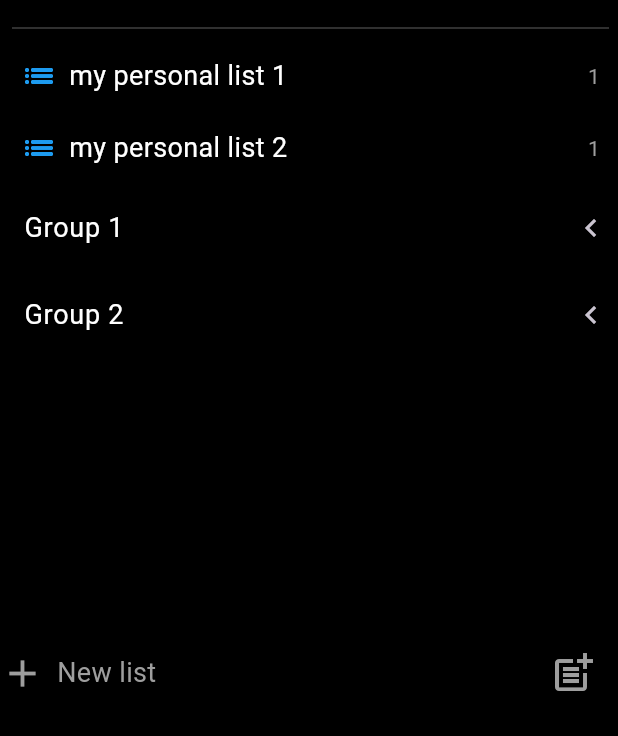
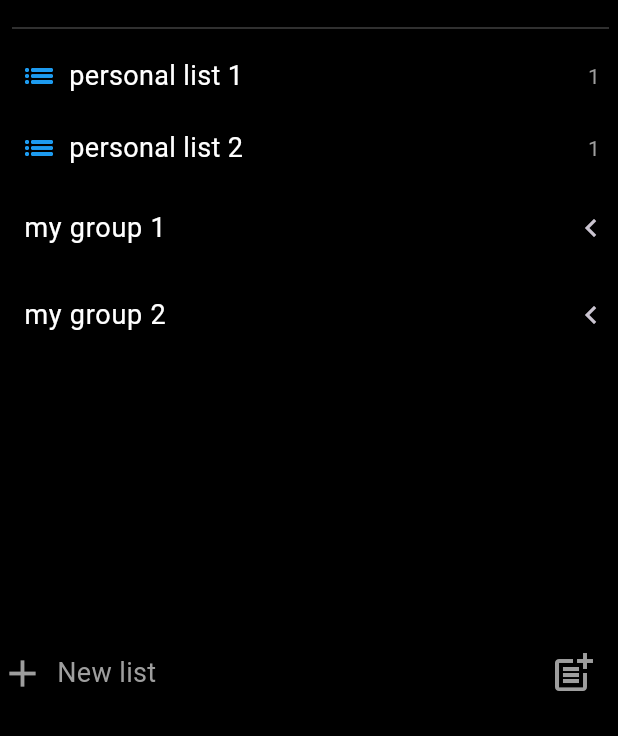
Before and after one commit to quangkyzzz/todo-app, a Flutter app: the screen it shows after launch, on a phone screen of 412 x 824 dp, the part 500-1236 px from its top. Run offline on Flutter 3.47's test engine with Material 3 defaults, Android fonts, the phone set to English and light mode, and no system bars.

Commit message:
immigrate taskList and group provider

```diff
--- a/lib/main.dart
+++ b/lib/main.dart
@@ -1,5 +1,7 @@
 import 'package:flutter/material.dart';
 import 'package:provider/provider.dart';
+import 'package:todo_app/provider/group_provider.dart';
+import 'package:todo_app/provider/task_list_provider.dart';
 import 'package:todo_app/provider/user_provider.dart';
 import 'package:todo_app/themes.dart';
 import 'package:todo_app/routes.dart';
@@ -14,8 +16,12 @@ class MyApp extends StatelessWidget {
   // This widget is the root of your application.
   @override
   Widget build(BuildContext context) {
-    return ChangeNotifierProvider(
-      create: (context) => UserProvider(),
+    return MultiProvider(
+      providers: [
+        ChangeNotifierProvider(create: (context) => UserProvider()),
+        ChangeNotifierProvider(create: (constext) => TaskListProvider()),
+        ChangeNotifierProvider(create: (context) => GroupProvider())
+      ],
       child: MaterialApp(
         debugShowCheckedModeBanner: false,
         theme: MyTheme.theme,
--- a/lib/models/group_model.dart
+++ b/lib/models/group_model.dart
@@ -1,15 +1,13 @@
-import 'package:flutter/foundation.dart';
 import 'dart:core';
 
 import 'package:todo_app/models/task_list_model.dart';
 
-@immutable
 class GroupModel {
   final String id;
-  final String groupName;
-  final List<TaskListModel>? taskLists;
+  String groupName;
+  List<TaskListModel>? taskLists;
 
-  const GroupModel({
+  GroupModel({
     required this.id,
     required this.groupName,
     this.taskLists,
--- a/lib/models/task_list_model.dart
+++ b/lib/models/task_list_model.dart
@@ -1,15 +1,13 @@
-import 'package:flutter/foundation.dart';
 import 'dart:core';
 
 import 'package:todo_app/models/task_model.dart';
 
-@immutable
 class TaskListModel {
   final String id;
-  final String listName;
-  final List<TaskModel>? taskList;
+  String listName;
+  List<TaskModel>? taskList;
 
-  const TaskListModel({
+  TaskListModel({
     required this.id,
     required this.listName,
     this.taskList,
--- a/lib/models/task_model.dart
+++ b/lib/models/task_model.dart
@@ -1,25 +1,23 @@
-import 'package:flutter/foundation.dart';
 import 'dart:core';
 
 import 'package:todo_app/models/step_model.dart';
 
-@immutable
 class TaskModel {
   final String id;
-  final String title;
-  final bool isCompleted;
-  final bool isImportant;
+  String title;
+  bool isCompleted;
+  bool isImportant;
   final DateTime createDate;
-  final List<StepModel>? stepList;
-  final DateTime? dueDate;
-  final DateTime? remindTime;
-  final String? repeatFrequency;
-  final String? filePath;
-  final String? note;
-  final String? backgroundImage;
-  final String? themeColor;
+  List<StepModel>? stepList;
+  DateTime? dueDate;
+  DateTime? remindTime;
+  String? repeatFrequency;
+  String? filePath;
+  String? note;
+  String? backgroundImage;
+  String? themeColor;
 
-  const TaskModel({
+  TaskModel({
     required this.id,
     required this.title,
     required this.isCompleted,
--- a/lib/models/user_model.dart
+++ b/lib/models/user_model.dart
@@ -1,15 +1,13 @@
-import 'package:flutter/foundation.dart';
 import 'dart:core';
 
-@immutable
 class UserModel {
   final String id;
-  final String userName;
-  final String userEmail;
+  String userName;
+  String userEmail;
   //final List<TaskListModel>? taskLists;
   //final List<GroupModel>? groups;
 
-  const UserModel({
+  UserModel({
     required this.id,
     required this.userName,
     required this.userEmail,
--- a/lib/presentation/home/home_page.dart
+++ b/lib/presentation/home/home_page.dart
@@ -3,8 +3,8 @@
 import 'package:flutter/material.dart';
 import 'package:provider/provider.dart';
 import 'package:todo_app/app_configs.dart';
-import 'package:todo_app/models/group_model.dart';
-import 'package:todo_app/models/task_list_model.dart';
+import 'package:todo_app/provider/group_provider.dart';
+import 'package:todo_app/provider/task_list_provider.dart';
 import 'package:todo_app/provider/user_provider.dart';
 import 'package:todo_app/themes.dart';
 import 'package:todo_app/routes.dart';
@@ -47,40 +47,40 @@ class _HomePageState extends State<HomePage> {
   @override
   Widget build(BuildContext context) {
     //fake data
-    List<TaskListModel> taskLists = [
-      TaskListModel(id: '1', listName: 'my personal list 1'),
-      TaskListModel(id: '1', listName: 'my personal list 2'),
-    ];
-    List<GroupModel> groups = const [
-      GroupModel(
-        id: '1',
-        groupName: 'Group 1',
-        taskLists: [
-          TaskListModel(
-            id: '1',
-            listName: 'my list 1',
-          ),
-          TaskListModel(
-            id: '2',
-            listName: 'my list 2',
-          ),
-        ],
-      ),
-      GroupModel(
-        id: '2',
-        groupName: 'Group 2',
-        taskLists: [
-          TaskListModel(
-            id: '1',
-            listName: 'my list 1',
-          ),
-          TaskListModel(
-            id: '2',
-            listName: 'my list 2',
-          ),
-        ],
-      ),
-    ];
+    // List<TaskListModel> taskLists = [
+    //   TaskListModel(id: '1', listName: 'my personal list 1'),
+    //   TaskListModel(id: '1', listName: 'my personal list 2'),
+    // ];
+    // List<GroupModel> groups = [
+    //   GroupModel(
+    //     id: '1',
+    //     groupName: 'Group 1',
+    //     taskLists: [
+    //       TaskListModel(
+    //         id: '1',
+    //         listName: 'my list 1',
+    //       ),
+    //       TaskListModel(
+    //         id: '2',
+    //         listName: 'my list 2',
+    //       ),
+    //     ],
+    //   ),
+    //   GroupModel(
+    //     id: '2',
+    //     groupName: 'Group 2',
+    //     taskLists: [
+    //       TaskListModel(
+    //         id: '1',
+    //         listName: 'my list 1',
+    //       ),
+    //       TaskListModel(
+    //         id: '2',
+    //         listName: 'my list 2',
+    //       ),
+    //     ],
+    //   ),
+    // ];
     //fake data
     List<Map<String, dynamic>> listHomeItem = [
       {
@@ -148,8 +148,10 @@ class _HomePageState extends State<HomePage> {
             ),
             MyTheme.dividerWhiteStyle,
             //personal list
-            Column(
-              children: taskLists.map((item) {
+            Consumer<TaskListProvider>(
+                builder: (context, taskListProvider, child) {
+              return Column(
+                children: taskListProvider.taskLists.map((item) {
                   return HomeItem(
                     text: item.listName,
                     icon: Icons.list_outlined,
@@ -160,13 +162,16 @@ class _HomePageState extends State<HomePage> {
                     },
                   );
                 }).toList(),
-            ),
+              );
+            }),
             //personal group
-            Column(
-              children: groups.map((item) {
+            Consumer<GroupProvider>(builder: (context, groupProvider, child) {
+              return Column(
+                children: groupProvider.groups.map((item) {
                   return HomeGroup(group: item);
                 }).toList(),
-            ),
+              );
+            }),
           ],
         ),
       ),
--- a/lib/presentation/task/my_day/my_day_page.dart
+++ b/lib/presentation/task/my_day/my_day_page.dart
@@ -72,10 +72,12 @@ class _MyDayPageState extends State<MyDayPage> {
             actions: const [
               PopupMenu(
                 toRemove: [
+                  'rename_list',
                   'reorder',
                   'turn_on_suggestions',
                   'duplicate_list',
                   'hide_completed_tasks',
+                  'delete_list'
                 ],
               )
             ],
--- a/lib/presentation/task/task_list/task_list_page.dart
+++ b/lib/presentation/task/task_list/task_list_page.dart
@@ -27,7 +27,7 @@ class _TaskListPageState extends State<TaskListPage> {
         isCompleted: false,
         isImportant: false,
         createDate: DateTime(2024, 6, 9),
-        stepList: const [
+        stepList: [
           StepModel(
             id: '1',
             stepName: 'step 1',
--- a/lib/presentation/user_profile/user_profile_page.dart
+++ b/lib/presentation/user_profile/user_profile_page.dart
@@ -14,7 +14,7 @@ class UserProfilePage extends StatefulWidget {
 }
 
 class _UserProfilePageState extends State<UserProfilePage> {
-  UserModel user = const UserModel(
+  UserModel user = UserModel(
     id: '1',
     userName: 'Quang Nguyễn',
     userEmail: 'quang.ndt@outlook.com',
--- a/lib/provider/group_provider.dart
+++ b/lib/provider/group_provider.dart
@@ -0,0 +1,46 @@
+import 'package:flutter/material.dart';
+import 'package:todo_app/models/group_model.dart';
+import 'package:todo_app/models/task_list_model.dart';
+
+class GroupProvider extends ChangeNotifier {
+  List<GroupModel> groups = [
+    GroupModel(
+      id: '1',
+      groupName: 'my group 1',
+      taskLists: [
+        TaskListModel(
+          id: '1',
+          listName: 'my list 1',
+        ),
+        TaskListModel(
+          id: '2',
+          listName: 'my list 2',
+        ),
+      ],
+    ),
+    GroupModel(
+      id: '2',
+      groupName: 'my group 2',
+      taskLists: [
+        TaskListModel(
+          id: '1',
+          listName: 'my list 1',
+        ),
+        TaskListModel(
+          id: '2',
+          listName: 'my list 2',
+        ),
+      ],
+    ),
+  ];
+
+  void createGroup(String name) {
+    groups.add(GroupModel(id: '-1', groupName: name));
+    notifyListeners();
+  }
+
+  void deleteGroup(String id) {
+    groups.removeWhere((element) => (element.id == id));
+    notifyListeners();
+  }
+}
--- a/lib/provider/user_provider.dart
+++ b/lib/provider/user_provider.dart
@@ -2,7 +2,7 @@ import 'package:flutter/material.dart';
 import 'package:todo_app/models/user_model.dart';
 
 class UserProvider extends ChangeNotifier {
-  UserModel user = const UserModel(
+  UserModel user = UserModel(
     id: '1',
     userName: 'Nguyễn Quang',
     userEmail: 'quang.ndt@outlook.com',
```
Also changed, not shown: lib/models/step_model.dart (+3 -5 lines), lib/presentation/components/popup_menu.dart (+17 -0 lines), lib/presentation/task/flagged_email/flagged_email_page.dart (+6 -1 lines), lib/presentation/task/planned/planned_page.dart (+7 -1 lines), lib/provider/task_list_provider.dart (+25 -0 lines). Lines whose indentation alone changed are shown as unchanged.
